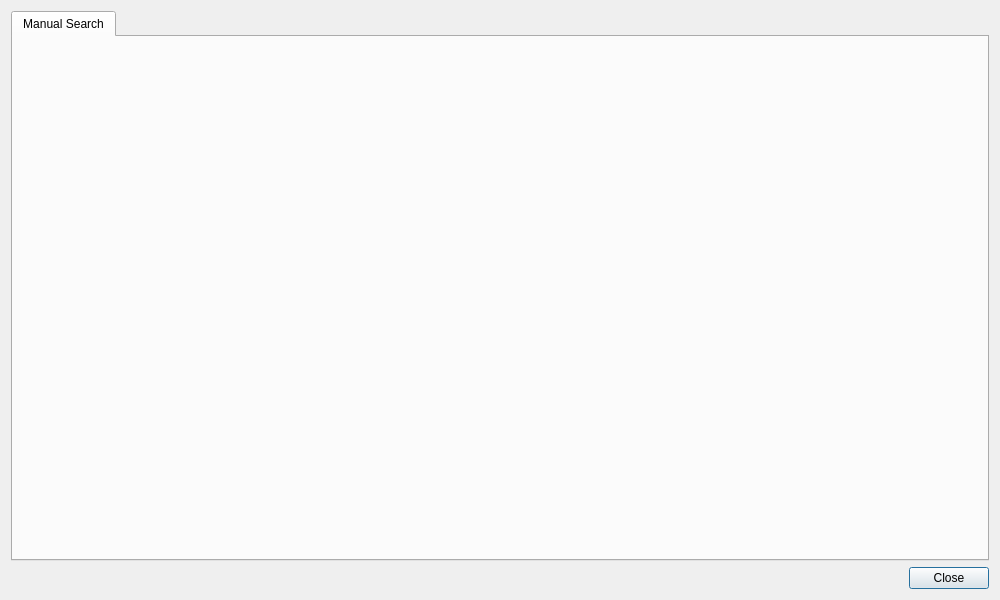
Syadon/BrickCollectionManager, file ui/addBricksDialog.ui: the form before one commit.
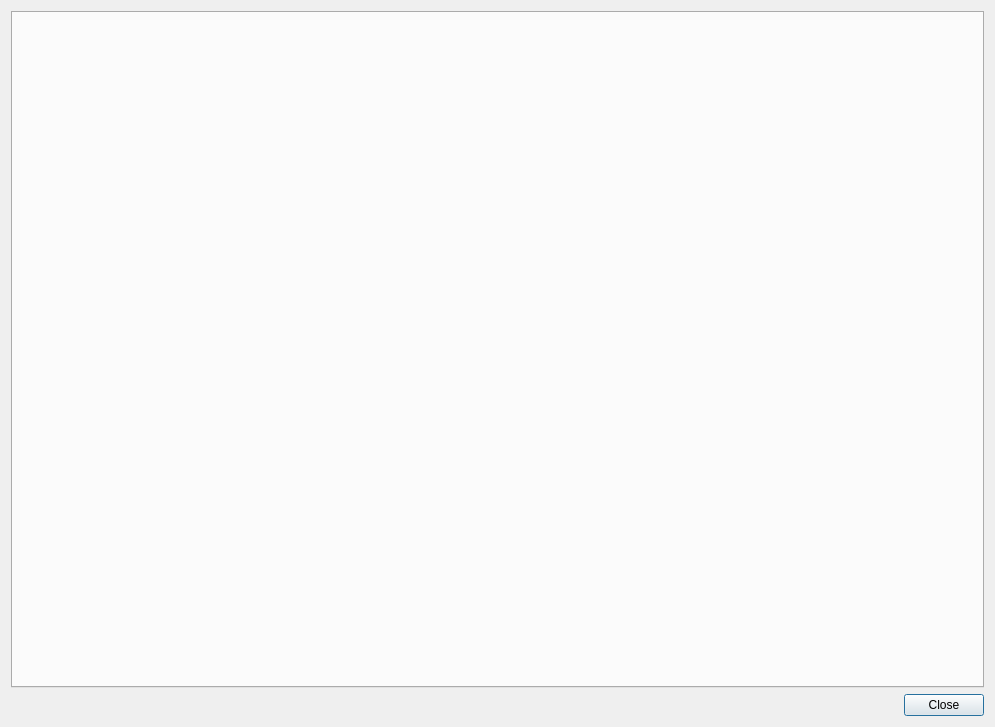
The form after the commit.

Commit message: Refactoring of add brick dialog part 2

Diff of the .ui file:
```diff
--- a/ui/addBricksDialog.ui
+++ b/ui/addBricksDialog.ui
@@ -6,8 +6,8 @@
    <rect>
     <x>0</x>
     <y>0</y>
-    <width>1000</width>
-    <height>600</height>
+    <width>995</width>
+    <height>727</height>
    </rect>
   </property>
   <property name="windowTitle">
@@ -19,19 +19,15 @@
   <layout class="QVBoxLayout" name="verticalLayout">
    <item>
     <widget class="QTabWidget" name="tabWidget">
+     <property name="minimumSize">
+      <size>
+       <width>0</width>
+       <height>0</height>
+      </size>
+     </property>
      <property name="currentIndex">
       <number>0</number>
      </property>
-     <widget class="QWidget" name="searchTab">
-      <attribute name="title">
-       <string>Manual Search</string>
-      </attribute>
-      <layout class="QVBoxLayout" name="verticalLayout_5">
-       <item>
-        <layout class="QVBoxLayout" name="searchTabLayout"/>
-       </item>
-      </layout>
-     </widget>
     </widget>
    </item>
    <item>
```
Left out of the diff: 2 changed lines with no effect on the pictures. The commit also changes 7 other files.
